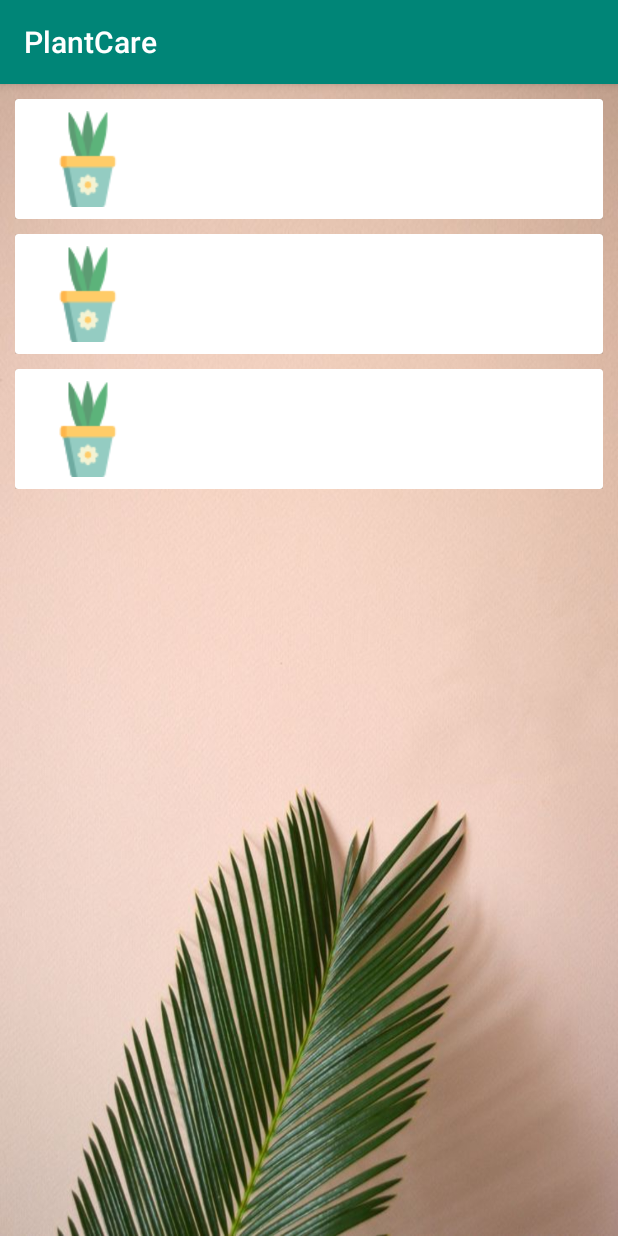
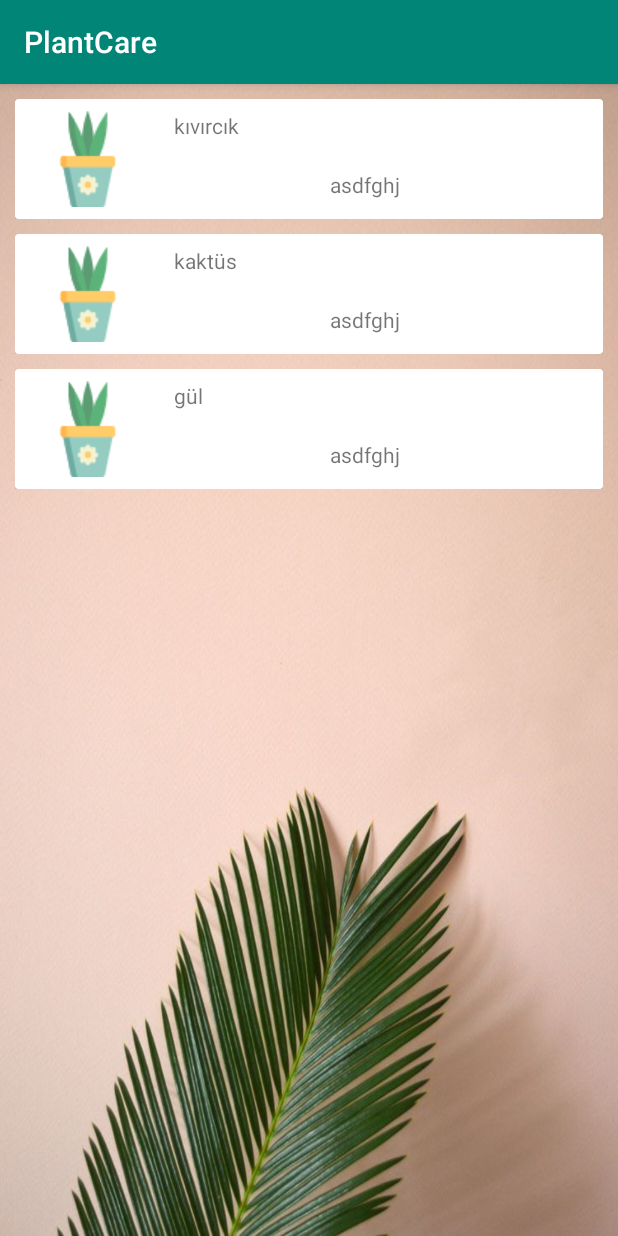
Before and after one commit to sumeyyesaricam/PlantCare, an Android app: the screen it shows after launch (PlantListActivity), on a phone screen of 412 x 824 dp. Run offline under Robolectric (Android 15) with nearby library versions, the phone set to English and light mode, and no system bars; our stand-ins replace Room's generated code, data binding.

Commit message:
add plant activity eklendi.

```diff
--- a/app/build.gradle
+++ b/app/build.gradle
@@ -27,7 +27,7 @@ android {
 
 dependencies {
     implementation fileTree(dir: 'libs', include: ['*.jar'])
-    implementation"org.jetbrains.kotlin:kotlin-stdlib-jdk7:$kotlin_version"
+    implementation "org.jetbrains.kotlin:kotlin-stdlib-jdk7:$kotlin_version"
     implementation 'com.android.support:appcompat-v7:28.0.0'
     implementation 'com.android.support.constraint:constraint-layout:1.1.3'
     testImplementation 'junit:junit:4.12'
--- a/app/src/main/AndroidManifest.xml
+++ b/app/src/main/AndroidManifest.xml
@@ -16,6 +16,7 @@
                 <category android:name="android.intent.category.LAUNCHER" />
             </intent-filter>
         </activity>
+        <activity android:name=".ui.addplant.AddPlantActivity"></activity>
     </application>
 
 </manifest>
--- a/app/src/main/java/example/smyy/plantcare/ui/plantdetail/PlantDetailActivity.kt
+++ /dev/null
@@ -1 +0,0 @@
-package example.smyy.plantcare.ui.plantdetail
--- a/app/src/main/java/example/smyy/plantcare/ui/plantlist/PlantAdapter.kt
+++ b/app/src/main/java/example/smyy/plantcare/ui/plantlist/PlantAdapter.kt
@@ -12,12 +12,8 @@ import kotlinx.android.synthetic.main.item_plant.view.*
 
 class PlantAdapter(val items : ArrayList<Plant>, val context: Context) : RecyclerView.Adapter<ViewHolder>() {
     override fun onBindViewHolder(holder: ViewHolder, position: Int) {
-        val plantid = getItemId(position).toString()
-        val plant=items.find { x->x.plantId==plantid }
-        holder.apply {
-            bind(createOnClickListener(plant!!.plantId), plant)
-            itemView.tag = plant
-        }
+        holder.bind(createOnClickListener(items[position].plantId),items[position])
+
     }
 
     override fun onCreateViewHolder(p0: ViewGroup, p1: Int): ViewHolder {
--- a/app/src/main/java/example/smyy/plantcare/ui/plantlist/PlantListActivity.kt
+++ b/app/src/main/java/example/smyy/plantcare/ui/plantlist/PlantListActivity.kt
@@ -3,6 +3,7 @@ package example.smyy.plantcare.ui.plantlist
 import android.support.v7.app.AppCompatActivity
 import android.os.Bundle
 import android.support.v7.widget.LinearLayoutManager
+import android.support.v7.widget.RecyclerView
 import example.smyy.plantcare.R
 import example.smyy.plantcare.data.model.db.Plant
 import kotlinx.android.synthetic.main.activity_plant_list.*
@@ -17,7 +18,7 @@ class PlantListActivity : AppCompatActivity() {
 
         addPlant()
 
-        rvPlants.layoutManager = LinearLayoutManager(this)
+        rvPlants.layoutManager = LinearLayoutManager(this) as RecyclerView.LayoutManager?
         rvPlants.adapter = PlantAdapter(plantList, this)
 
     }
--- a/app/src/main/res/layout/activity_plant_list.xml
+++ b/app/src/main/res/layout/activity_plant_list.xml
@@ -1,5 +1,5 @@
 <?xml version="1.0" encoding="utf-8"?>
-<android.support.constraint.ConstraintLayout xmlns:android="http://schemas.android.com/apk/res/android"
+<RelativeLayout xmlns:android="http://schemas.android.com/apk/res/android"
     xmlns:app="http://schemas.android.com/apk/res-auto"
     xmlns:tools="http://schemas.android.com/tools"
     android:layout_width="match_parent"
@@ -14,4 +14,4 @@
 
     </android.support.v7.widget.RecyclerView>
 
-</android.support.constraint.ConstraintLayout>
+</RelativeLayout>
--- a/app/src/main/res/layout/item_plant.xml
+++ b/app/src/main/res/layout/item_plant.xml
@@ -72,7 +72,7 @@
                     android:layout_marginTop="8dp"
                     android:layout_marginEnd="8dp"
                     android:layout_marginBottom="12dp"
-                    android:text="@{plant.wateringTime}"
+                    android:text="@{plant.imageUrl}"
                     app:layout_constraintBottom_toBottomOf="parent"
                     app:layout_constraintEnd_toEndOf="parent"
                     app:layout_constraintHorizontal_bias="0.0"
@@ -88,7 +88,7 @@
                     android:layout_marginTop="8dp"
                     android:layout_marginEnd="8dp"
                     android:layout_marginBottom="8dp"
-                    android:text="@{plant.fertilizierTime}"
+                    android:text="@{plant.description}"
                     app:layout_constraintBottom_toBottomOf="parent"
                     app:layout_constraintEnd_toEndOf="parent"
                     app:layout_constraintHorizontal_bias="0.613"
--- a/app/src/main/res/values/styles.xml
+++ b/app/src/main/res/values/styles.xml
@@ -1,7 +1,7 @@
 <resources>
 
     <!-- Base application theme. -->
-    <style name="AppTheme" parent="Theme.AppCompat.Light.DarkActionBar">
+    <style name="AppTheme" parent="Base.Theme.AppCompat.Light.DarkActionBar">
         <!-- Customize your theme here. -->
         <item name="colorPrimary">@color/colorPrimary</item>
         <item name="colorPrimaryDark">@color/colorPrimaryDark</item>
```
Also changed, not shown: app/src/main/java/example/smyy/plantcare/ui/addplant/AddPlantActivity.kt (added, +13 -0 lines), app/src/main/res/layout/activity_add_plant.xml (added, +78 -0 lines).
